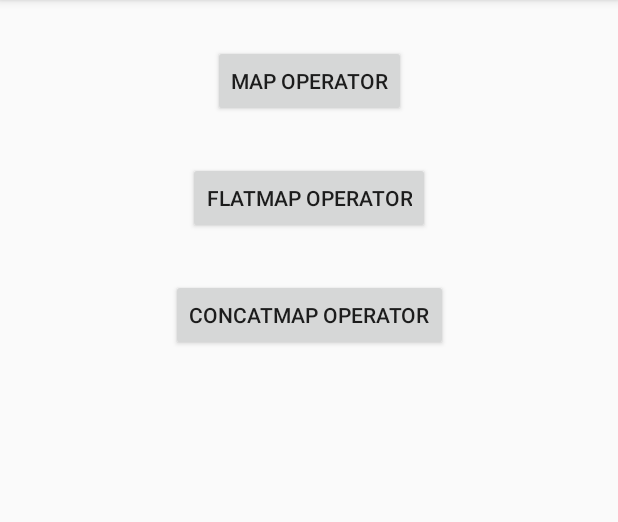
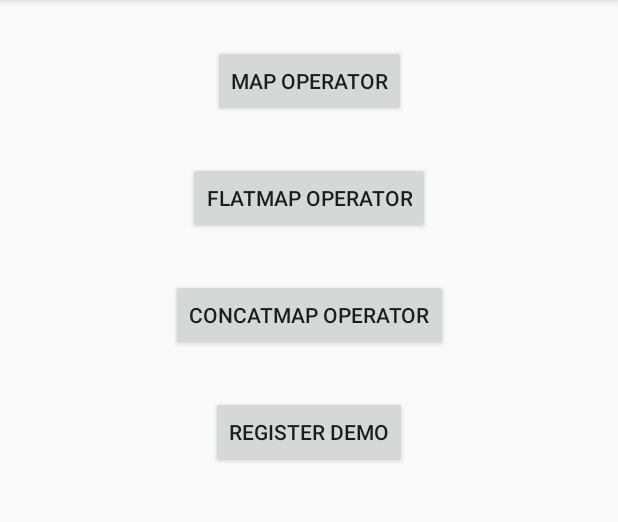
Before and after one commit to lizhen0211/Android_Rx_Java_2_Sample, an Android app: the OperatorActivity screen opened directly, with no data from a screen before it, on a phone screen of 412 x 824 dp, the part 84-606 px from its top. Run offline under Robolectric (Android 15) with nearby library versions, the phone set to English and light mode, and no system bars; our stand-ins replace RxJava.

```diff
--- a/app/src/main/java/com/lz/android_rxjava2_sample/net/LoginRequest.java
+++ b/app/src/main/java/com/lz/android_rxjava2_sample/net/LoginRequest.java
@@ -31,6 +31,8 @@ public class LoginRequest {
     public Observable<Response<ResponseBody>> register(String username, String password, String telephone) throws IOException {
         Retrofit retrofit = new Retrofit.Builder()
                 .baseUrl("http://httpbin.org/")
+                .addCallAdapterFactory(RxJava2CallAdapterFactory.create())
+                .addConverterFactory(GsonConverterFactory.create())
                 .build();
 
         LoginService service = retrofit.create(LoginService.class);
--- a/app/src/main/res/layout/activity_operator.xml
+++ b/app/src/main/res/layout/activity_operator.xml
@@ -39,4 +39,15 @@
         app:layout_constraintRight_toRightOf="parent"
         app:layout_constraintTop_toBottomOf="@id/flatMap_operator" />
 
+    <Button
+        android:id="@+id/register_demo_btn"
+        android:layout_width="wrap_content"
+        android:layout_height="wrap_content"
+        android:layout_marginTop="30dp"
+        android:onClick="onRegisterDemoClick"
+        android:text="register demo"
+        app:layout_constraintLeft_toLeftOf="parent"
+        app:layout_constraintRight_toRightOf="parent"
+        app:layout_constraintTop_toBottomOf="@id/concatMap_operator" />
+
 </android.support.constraint.ConstraintLayout>
```
Also changed, not shown: app/src/main/java/com/lz/android_rxjava2_sample/OperatorActivity.java (+109 -3 lines).
